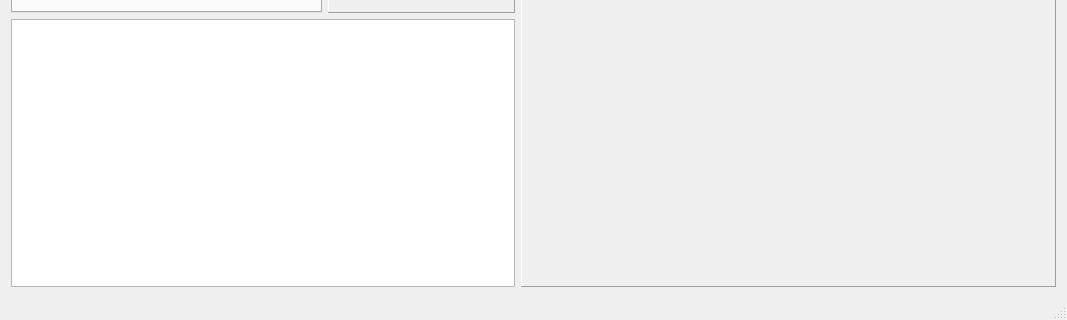
Old version of the form mainwindow.ui in the repository TheFakeCake/SELECTOR-GUI; both pictures show x 0 to 1067 and y 674 to 994 of the 1067 by 994 pixel window.
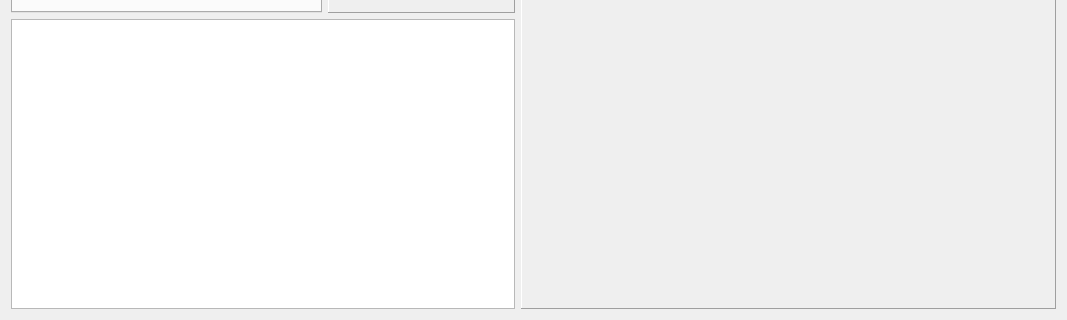
New version of the form. Icons and pictures are not drawn. Custom widgets are drawn as their Qt base class.

Commit message:
Refactor ABCInterval class and ABCIntervalIntWidget class. Add VaryingABCIntervalIntWidget class but it's not integrated yet. Partial refactoring of DemesParamWidget (only for the Initial pop. param). Remove status bar from main window.
TODO : Integrate VaryingABVIntervalIntWidget. Do the same refactoring for the ABCIntervalDoubleWidget.

What changed in the file:
```diff
--- a/mainwindow.ui
+++ b/mainwindow.ui
@@ -728,7 +728,6 @@
    <addaction name="separator"/>
    <addaction name="action_RunPreviewSimulation"/>
   </widget>
-  <widget class="QStatusBar" name="statusBar"/>
   <action name="action_Exit">
    <property name="icon">
     <iconset resource="icons.qrc">
```
The commit also changes 12 other files.
